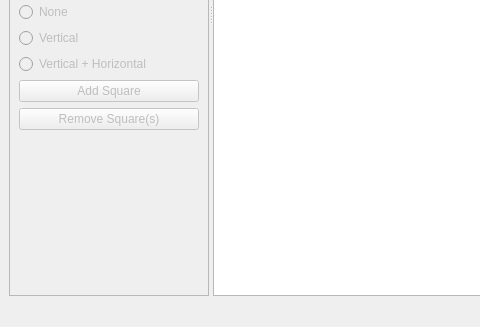
Old version of the form mainwindow.ui in the repository FortuneStreetModding/fortune-avenue-qt; both pictures show x 0 to 480 and y 296 to 623 of the 1014 by 623 pixel window.
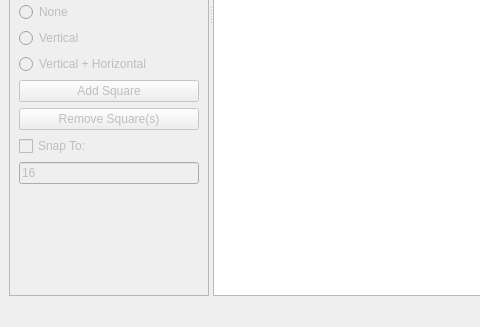
New version of the form.

```diff
--- a/mainwindow.ui
+++ b/mainwindow.ui
@@ -150,6 +150,20 @@
           </property>
          </widget>
         </item>
+        <item>
+         <widget class="QCheckBox" name="snapToCheck">
+          <property name="text">
+           <string>Snap To:</string>
+          </property>
+         </widget>
+        </item>
+        <item>
+         <widget class="QLineEdit" name="snapTo">
+          <property name="text">
+           <string>16</string>
+          </property>
+         </widget>
+        </item>
         <item>
          <spacer name="verticalSpacer">
           <property name="orientation">
```
